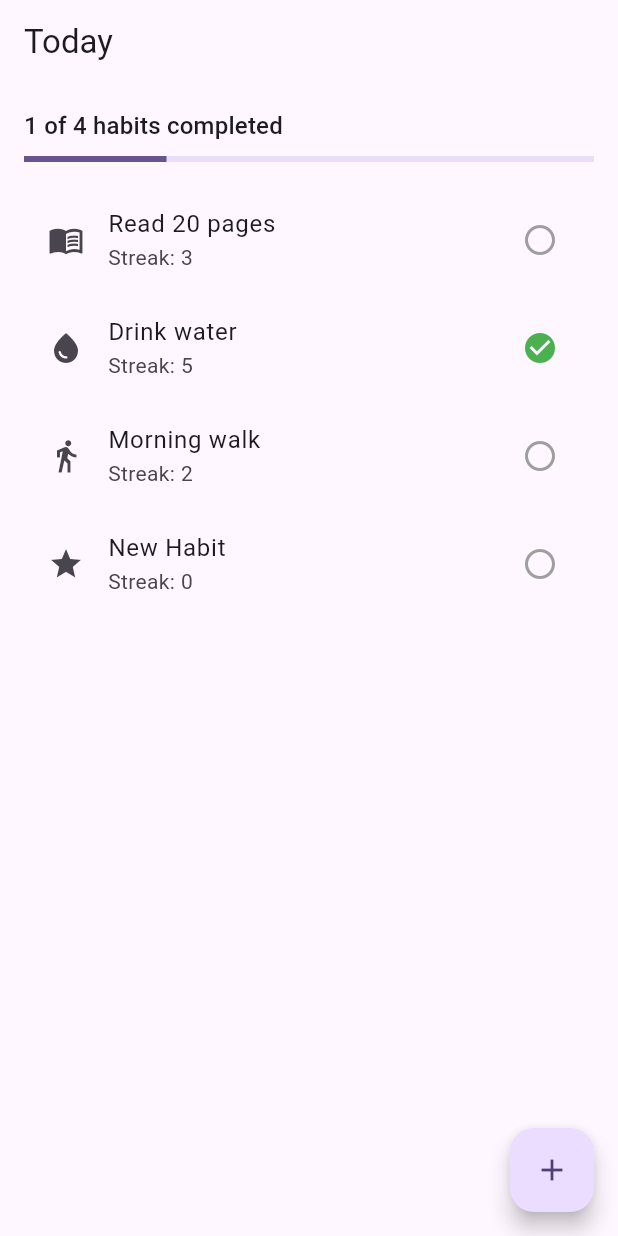
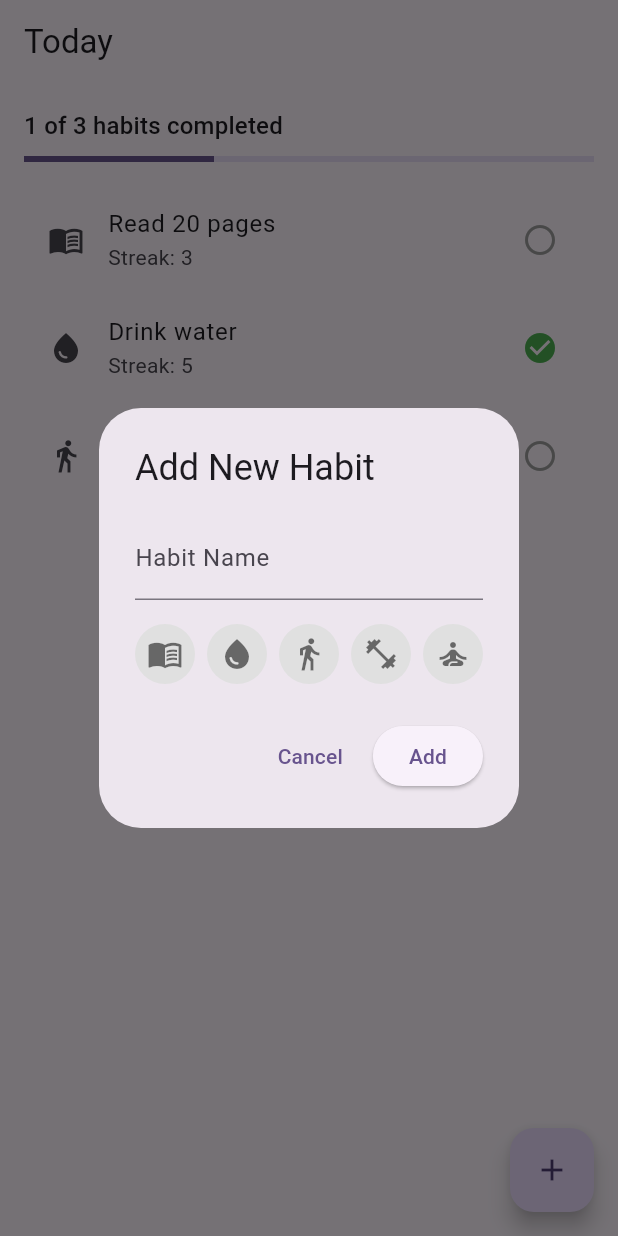
Before and after one commit to VoTrieu/personal_habit, a Flutter app: the screen it shows after launch, after a tap on the "add" icon, on a phone screen of 412 x 824 dp. Run offline on Flutter 3.47's test engine with Material 3 defaults, Android fonts, the phone set to English and light mode, and no system bars.

Commit message:
Added addNewHabit dialog

```diff
--- a/lib/features/today/today_screen.dart
+++ b/lib/features/today/today_screen.dart
@@ -1,6 +1,7 @@
 import 'package:flutter/material.dart';
 
 import '../../models/habit.dart';
+import 'widgets/add_habit_dialog.dart';
 import 'widgets/habit_tile.dart';
 
 class TodayScreen extends StatefulWidget {
@@ -40,6 +41,7 @@
     if (habits.isEmpty) return 0;
     return completedCount / habits.length;
   }
+
   void toggleHabitCompletion(String habitId) {
     setState(() {
       habits = habits.map((habit) {
@@ -53,19 +55,39 @@
     });
   }
 
-  void addHabit() {
+  Future<void> addHabit() async {
+    final result = await showDialog<Map<String, dynamic>>(
+      context: context,
+      builder: (context) => const AddHabitDialog(),
+    );
+
+    if (!mounted) return;
+
+    final habitName = result?['name'] as String?;
+    final habitIcon = result?['icon'] as IconData?;
+
+    if (habitName == null || habitName.trim().isEmpty) {
+      return;
+    }
+
     setState(() {
       habits = [
         ...habits,
         Habit(
           id: DateTime.now().millisecondsSinceEpoch.toString(),
-          name: 'New Habit',
-          icon: Icons.star,
+          name: habitName.trim(),
+          icon: habitIcon ?? Icons.star,
           streak: 0,
           isCompletedToday: false,
-        )
+        ),
       ];
-    }); // This will be implemented in the future to add new habits
+    });
+  }
+
+  void deleteHabit(String habitId) {
+    setState(() {
+      habits = habits.where((h) => h.id != habitId).toList();
+    });
   }
 
   @override
@@ -86,6 +108,7 @@
             return HabitTile(
               habit: habit,
               onTap: () => toggleHabitCompletion(habit.id),
+              onDelete: () => deleteHabit(habit.id),
             );
           })
         ]
--- /dev/null
+++ b/lib/features/today/widgets/add_habit_dialog.dart
@@ -0,0 +1,74 @@
+import 'package:flutter/material.dart';
+
+class AddHabitDialog extends StatefulWidget {
+  const AddHabitDialog({super.key});
+
+  @override
+  State<AddHabitDialog> createState() => _AddHabitDialogState();
+}
+
+class _AddHabitDialogState extends State<AddHabitDialog> {
+  final _controller = TextEditingController();
+  IconData? _selectedIcon;
+
+  @override
+  void dispose() {
+    _controller.dispose();
+    super.dispose();
+  }
+  @override
+  Widget build(BuildContext context) {
+    return AlertDialog(
+      title: const Text('Add New Habit'),
+      content: Column(
+        mainAxisSize: MainAxisSize.min,
+        children: [
+          TextField(
+            controller: _controller,
+            decoration: const InputDecoration(labelText: 'Habit Name'),
+          ),
+          const SizedBox(height: 16),
+          Wrap(
+            spacing: 8,
+            children: [
+              _iconOption(Icons.menu_book),
+              _iconOption(Icons.water_drop),
+              _iconOption(Icons.directions_walk),
+              _iconOption(Icons.fitness_center),
+              _iconOption(Icons.self_improvement),
+            ],
+          )
+        ],
+      ),
+      actions: [
+        TextButton(
+          onPressed: () => Navigator.of(context).pop(),
+          child: const Text('Cancel'),
+        ),
+        ElevatedButton(
+          onPressed: () {
+            if (_controller.text.isNotEmpty && _selectedIcon != null) {
+              Navigator.of(context).pop({
+                'name': _controller.text,
+                'icon': _selectedIcon,
+              });
+            }
+          },
+          child: const Text('Add'),
+        )
+      ],
+    );
+  }
+
+  Widget _iconOption(IconData icon) {
+    final isSelected = _selectedIcon == icon;
+    return GestureDetector(
+      onTap: () => setState(() => _selectedIcon = icon),
+      child: CircleAvatar(
+        backgroundColor: isSelected ? Colors.blue : Colors.grey[300],
+        child: Icon(icon, color: isSelected ? Colors.white : Colors.black54),
+      ),
+    );
+  }
+
+}
--- a/lib/features/today/widgets/habit_tile.dart
+++ b/lib/features/today/widgets/habit_tile.dart
@@ -7,9 +7,11 @@
     super.key,
     required this.habit,
     required this.onTap,
+    required this.onDelete,
   });
   final Habit habit;
   final VoidCallback onTap;
+  final VoidCallback onDelete;
 
   @override
   Widget build(BuildContext context) {
@@ -22,6 +24,7 @@
         color: habit.isCompletedToday ? Colors.green : Colors.grey,
       ),
       onTap: onTap,
+      onLongPress: onDelete,
     );
   }
 }
```
